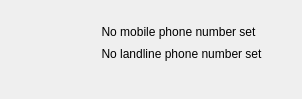
Before: the Qt Designer form wengophone/src/presentation/qt/contactlist/ContactWidget.ui in tkrotoff/WengoPhone, drawn with Qt 5.
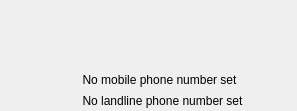
After: the same form once the commit is applied. Icons and pictures are not drawn.

Commit message: * (gui) ticket #1039 * (gui) ticket #1040 * (feature) ticket #1041 * (feature) ticket #1042 * (feature) ticket #1043 * (refactoring) add QtFileTransfer::getChosenFile * (gui) huge simplification of the ContactWidget ui file and change its layout * (cleaning) remove a useless icon file

The edit to the form file:
```diff
--- a/wengophone/src/presentation/qt/contactlist/ContactWidget.ui
+++ b/wengophone/src/presentation/qt/contactlist/ContactWidget.ui
@@ -8,8 +8,8 @@
    <rect>
     <x>0</x>
     <y>0</y>
-    <width>302</width>
-    <height>99</height>
+    <width>297</width>
+    <height>110</height>
    </rect>
   </property>
   <property name="autoFillBackground" >
@@ -22,129 +22,20 @@
    <property name="spacing" >
     <number>0</number>
    </property>
-   <item rowspan="2" row="0" column="3" >
+   <item rowspan="4" row="0" column="6" >
     <spacer>
      <property name="orientation" >
       <enum>Qt::Horizontal</enum>
      </property>
      <property name="sizeHint" >
       <size>
-       <width>101</width>
-       <height>81</height>
-      </size>
-     </property>
-    </spacer>
-   </item>
-   <item row="1" column="2" >
-    <layout class="QGridLayout" >
-     <property name="margin" >
-      <number>0</number>
-     </property>
-     <property name="spacing" >
-      <number>0</number>
-     </property>
-     <item row="0" column="0" >
-      <layout class="QGridLayout" >
-       <property name="margin" >
-        <number>0</number>
-       </property>
-       <property name="spacing" >
-        <number>6</number>
-       </property>
-       <item row="0" column="1" >
-        <spacer>
-         <property name="orientation" >
-          <enum>Qt::Horizontal</enum>
-         </property>
-         <property name="sizeHint" >
-          <size>
            <width>16</width>
-           <height>22</height>
+       <height>111</height>
           </size>
          </property>
         </spacer>
        </item>
-       <item row="0" column="0" >
-        <widget class="QToolButton" name="mobileButton" >
-         <property name="text" >
-          <string>No mobile phone number set</string>
-         </property>
-         <property name="icon" >
-          <iconset resource="../wengophone.qrc" >:/pics/contact/mobile.png</iconset>
-         </property>
-         <property name="toolButtonStyle" >
-          <enum>Qt::ToolButtonTextBesideIcon</enum>
-         </property>
-         <property name="autoRaise" >
-          <bool>true</bool>
-         </property>
-        </widget>
-       </item>
-      </layout>
-     </item>
-     <item row="1" column="0" >
-      <layout class="QGridLayout" >
-       <property name="margin" >
-        <number>0</number>
-       </property>
-       <property name="spacing" >
-        <number>6</number>
-       </property>
-       <item row="0" column="1" >
-        <spacer>
-         <property name="orientation" >
-          <enum>Qt::Horizontal</enum>
-         </property>
-         <property name="sizeHint" >
-          <size>
-           <width>16</width>
-           <height>22</height>
-          </size>
-         </property>
-        </spacer>
-       </item>
-       <item row="0" column="0" >
-        <widget class="QToolButton" name="landlineButton" >
-         <property name="text" >
-          <string>No landline phone number set</string>
-         </property>
-         <property name="icon" >
-          <iconset resource="../wengophone.qrc" >:/pics/contact/landline.png</iconset>
-         </property>
-         <property name="toolButtonStyle" >
-          <enum>Qt::ToolButtonTextBesideIcon</enum>
-         </property>
-         <property name="autoRaise" >
-          <bool>true</bool>
-         </property>
-        </widget>
-       </item>
-      </layout>
-     </item>
-     <item row="2" column="0" >
-      <spacer>
-       <property name="orientation" >
-        <enum>Qt::Vertical</enum>
-       </property>
-       <property name="sizeHint" >
-        <size>
-         <width>158</width>
-         <height>28</height>
-        </size>
-       </property>
-      </spacer>
-     </item>
-    </layout>
-   </item>
-   <item row="1" column="1" >
-    <layout class="QVBoxLayout" >
-     <property name="margin" >
-      <number>0</number>
-     </property>
-     <property name="spacing" >
-      <number>6</number>
-     </property>
-     <item>
+   <item rowspan="3" row="1" column="0" >
       <widget class="QToolButton" name="avatarButton" >
        <property name="sizePolicy" >
         <sizepolicy>
@@ -165,8 +56,8 @@
        </property>
        <property name="iconSize" >
         <size>
-         <width>90</width>
-         <height>90</height>
+       <width>70</width>
+       <height>70</height>
         </size>
        </property>
        <property name="autoRaise" >
@@ -174,31 +65,43 @@
        </property>
       </widget>
      </item>
-     <item>
+   <item row="2" column="1" colspan="5" >
+    <widget class="QToolButton" name="mobileButton" >
+     <property name="text" >
+      <string>No mobile phone number set</string>
+     </property>
+     <property name="icon" >
+      <iconset resource="../wengophone.qrc" >:/pics/contact/mobile.png</iconset>
+     </property>
+     <property name="toolButtonStyle" >
+      <enum>Qt::ToolButtonTextBesideIcon</enum>
+     </property>
+     <property name="autoRaise" >
+      <bool>true</bool>
+     </property>
+    </widget>
+   </item>
+   <item row="1" column="5" >
       <spacer>
        <property name="orientation" >
-        <enum>Qt::Vertical</enum>
+      <enum>Qt::Horizontal</enum>
        </property>
        <property name="sizeHint" >
         <size>
-         <width>20</width>
-         <height>40</height>
+       <width>119</width>
+       <height>32</height>
         </size>
        </property>
       </spacer>
      </item>
-    </layout>
-   </item>
-   <item row="1" column="0" >
-    <layout class="QVBoxLayout" >
-     <property name="margin" >
-      <number>0</number>
-     </property>
-     <property name="spacing" >
-      <number>0</number>
-     </property>
-     <item>
+   <item row="1" column="1" >
       <widget class="QToolButton" name="callButton" >
+     <property name="minimumSize" >
+      <size>
+       <width>24</width>
+       <height>24</height>
+      </size>
+     </property>
        <property name="icon" >
         <iconset resource="../wengophone.qrc" >:/pics/contact/call.png</iconset>
        </property>
@@ -207,18 +110,14 @@
        </property>
       </widget>
      </item>
-     <item>
-      <widget class="QToolButton" name="chatButton" >
-       <property name="icon" >
-        <iconset resource="../wengophone.qrc" >:/pics/contact/chat.png</iconset>
-       </property>
-       <property name="autoRaise" >
-        <bool>true</bool>
-       </property>
-      </widget>
-     </item>
-     <item>
+   <item row="1" column="3" >
       <widget class="QToolButton" name="smsButton" >
+     <property name="minimumSize" >
+      <size>
+       <width>24</width>
+       <height>24</height>
+      </size>
+     </property>
        <property name="icon" >
         <iconset resource="../wengophone.qrc" >:/pics/contact/sms.png</iconset>
        </property>
@@ -233,42 +132,78 @@
        </property>
       </widget>
      </item>
-     <item>
+   <item row="3" column="1" colspan="5" >
+    <widget class="QToolButton" name="landlineButton" >
+     <property name="text" >
+      <string>No landline phone number set</string>
+     </property>
+     <property name="icon" >
+      <iconset resource="../wengophone.qrc" >:/pics/contact/landline.png</iconset>
+     </property>
+     <property name="toolButtonStyle" >
+      <enum>Qt::ToolButtonTextBesideIcon</enum>
+     </property>
+     <property name="autoRaise" >
+      <bool>true</bool>
+     </property>
+    </widget>
+   </item>
+   <item row="1" column="2" >
+    <widget class="QToolButton" name="chatButton" >
+     <property name="minimumSize" >
+      <size>
+       <width>24</width>
+       <height>24</height>
+      </size>
+     </property>
+     <property name="icon" >
+      <iconset resource="../wengophone.qrc" >:/pics/contact/chat.png</iconset>
+     </property>
+     <property name="autoRaise" >
+      <bool>true</bool>
+     </property>
+    </widget>
+   </item>
+   <item row="1" column="4" >
+    <widget class="QToolButton" name="sendFileButton" >
+     <property name="minimumSize" >
+      <size>
+       <width>16</width>
+       <height>16</height>
+      </size>
+     </property>
+     <property name="text" >
+      <string/>
+     </property>
+     <property name="icon" >
+      <iconset resource="../wengophone.qrc" >:/pics/filetransfer/send-file.png</iconset>
+     </property>
+     <property name="iconSize" >
+      <size>
+       <width>16</width>
+       <height>16</height>
+      </size>
+     </property>
+     <property name="autoRaise" >
+      <bool>true</bool>
+     </property>
+    </widget>
+   </item>
+   <item row="0" column="3" >
       <spacer>
        <property name="orientation" >
         <enum>Qt::Vertical</enum>
        </property>
+     <property name="sizeType" >
+      <enum>QSizePolicy::Fixed</enum>
+     </property>
        <property name="sizeHint" >
         <size>
          <width>20</width>
-         <height>40</height>
+       <height>16</height>
         </size>
        </property>
       </spacer>
-     </item>
-    </layout>
-   </item>
-   <item row="0" column="0" colspan="3" >
-    <widget class="QFrame" name="userTitleFrame" >
-     <property name="minimumSize" >
-      <size>
-       <width>16</width>
-       <height>21</height>
-      </size>
-     </property>
-     <property name="maximumSize" >
-      <size>
-       <width>16777215</width>
-       <height>21</height>
-      </size>
-     </property>
-     <property name="frameShape" >
-      <enum>QFrame::NoFrame</enum>
-     </property>
-     <property name="frameShadow" >
-      <enum>QFrame::Plain</enum>
-     </property>
-    </widget>
    </item>
   </layout>
  </widget>
```
Lines whose indentation alone changed are shown as unchanged. The commit also changes 20 other files.
